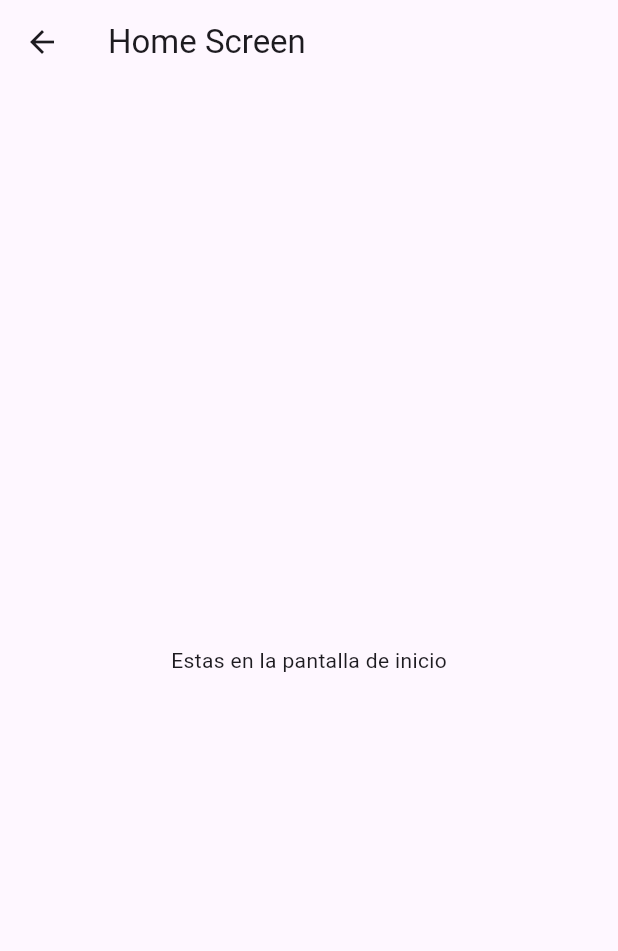
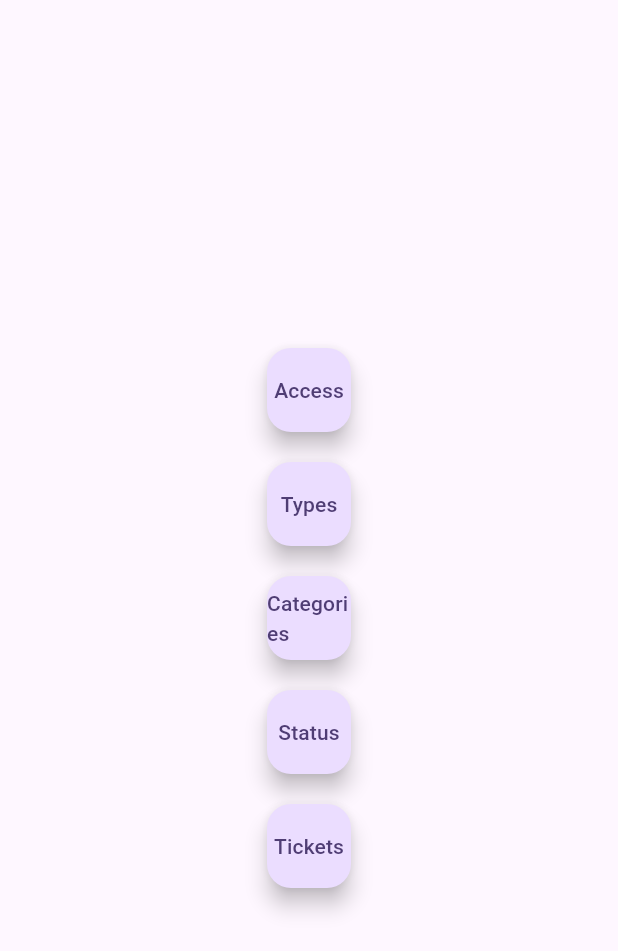
Before and after one commit to Nanitaaaa/proyecto_movil, a Flutter app: the HomeScreen screen opened directly, on a phone screen of 412 x 824 dp. Shown: the top 951 px of the screen. Run offline on Flutter 3.47's test engine with Material 3 defaults, Android fonts, the phone set to English and light mode, and no system bars; our stand-ins replace dio, google_sign_in, logger, shared_preferences; accounts and stored records are empty.

Commit message:
rest_service

```diff
--- /dev/null
+++ b/movil_app/lib/models/access.dart
@@ -0,0 +1,33 @@
+import 'dart:convert';
+
+List<Access> accessFromJson(String str) => List<Access>.from(json.decode(str).map((x) => Access.fromJson(x)));
+
+String accessToJson(List<Access> data) => json.encode(List<dynamic>.from(data.map((x) => x.toJson())));
+
+class Access {
+    String ip;
+    String userAgent;
+    String requestUri;
+    DateTime created;
+
+    Access({
+        required this.ip,
+        required this.userAgent,
+        required this.requestUri,
+        required this.created,
+    });
+
+    factory Access.fromJson(Map<String, dynamic> json) => Access(
+        ip: json["ip"],
+        userAgent: json["userAgent"],
+        requestUri: json["requestUri"],
+        created: DateTime.parse(json["created"]),
+    );
+
+    Map<String, dynamic> toJson() => {
+        "ip": ip,
+        "userAgent": userAgent,
+        "requestUri": requestUri,
+        "created": created.toIso8601String(),
+    };
+}
--- /dev/null
+++ b/movil_app/lib/models/categories.dart
@@ -0,0 +1,29 @@
+import 'dart:convert';
+
+List<Categories> categoriesFromJson(String str) => List<Categories>.from(json.decode(str).map((x) => Categories.fromJson(x)));
+
+String categoriesToJson(List<Categories> data) => json.encode(List<dynamic>.from(data.map((x) => x.toJson())));
+
+class Categories {
+    String token;
+    String name;
+    String description;
+
+    Categories({
+        required this.token,
+        required this.name,
+        required this.description,
+    });
+
+    factory Categories.fromJson(Map<String, dynamic> json) => Categories(
+        token: json["token"],
+        name: json["name"],
+        description: json["description"],
+    );
+
+    Map<String, dynamic> toJson() => {
+        "token": token,
+        "name": name,
+        "description": description,
+    };
+}
--- /dev/null
+++ b/movil_app/lib/models/status.dart
@@ -0,0 +1,5 @@
+import 'dart:convert';
+
+List<String> statusFromJson(String str) => List<String>.from(json.decode(str).map((x) => x));
+
+String statusToJson(List<String> data) => json.encode(List<dynamic>.from(data.map((x) => x)));
--- /dev/null
+++ b/movil_app/lib/models/tickets.dart
@@ -0,0 +1,85 @@
+// To parse this JSON data, do
+//
+//     final ticket = ticketFromJson(jsonString);
+
+import 'dart:convert';
+
+Ticket ticketFromJson(String str) => Ticket.fromJson(json.decode(str));
+
+String ticketToJson(Ticket data) => json.encode(data.toJson());
+
+class Ticket {
+    String type;
+    String subject;
+    String message;
+    Category category;
+    String token;
+    String status;
+    String response;
+    List<String> attachedTokens;
+    DateTime created;
+    DateTime updated;
+
+    Ticket({
+        required this.type,
+        required this.subject,
+        required this.message,
+        required this.category,
+        required this.token,
+        required this.status,
+        required this.response,
+        required this.attachedTokens,
+        required this.created,
+        required this.updated,
+    });
+
+    factory Ticket.fromJson(Map<String, dynamic> json) => Ticket(
+        type: json["type"],
+        subject: json["subject"],
+        message: json["message"],
+        category: Category.fromJson(json["category"]),
+        token: json["token"],
+        status: json["status"],
+        response: json["response"],
+        attachedTokens: List<String>.from(json["attachedTokens"].map((x) => x)),
+        created: DateTime.parse(json["created"]),
+        updated: DateTime.parse(json["updated"]),
+    );
+
+    Map<String, dynamic> toJson() => {
+        "type": type,
+        "subject": subject,
+        "message": message,
+        "category": category.toJson(),
+        "token": token,
+        "status": status,
+        "response": response,
+        "attachedTokens": List<dynamic>.from(attachedTokens.map((x) => x)),
+        "created": created.toIso8601String(),
+        "updated": updated.toIso8601String(),
+    };
+}
+
+class Category {
+    String token;
+    String name;
+    String description;
+
+    Category({
+        required this.token,
+        required this.name,
+        required this.description,
+    });
+
+    factory Category.fromJson(Map<String, dynamic> json) => Category(
+        token: json["token"],
+        name: json["name"],
+        description: json["description"],
+    );
+
+    Map<String, dynamic> toJson() => {
+        "token": token,
+        "name": name,
+        "description": description,
+    };
+}
--- /dev/null
+++ b/movil_app/lib/models/types.dart
@@ -0,0 +1,5 @@
+import 'dart:convert';
+
+List<String> typesFromJson(String str) => List<String>.from(json.decode(str).map((x) => x));
+
+String typesToJson(List<String> data) => json.encode(List<dynamic>.from(data.map((x) => x)));
--- a/movil_app/lib/screens/home_screen.dart
+++ b/movil_app/lib/screens/home_screen.dart
@@ -1,15 +1,78 @@
+
 import 'package:flutter/material.dart';
+import 'package:movil_app/models/access.dart';
+import 'package:movil_app/models/categories.dart';
+import 'package:movil_app/models/tickets.dart'; // Asegúrate de importar el modelo Ticket;
+import 'package:movil_app/services/rest_service.dart';
+import 'package:logger/logger.dart';
+
+
+
 
 class HomeScreen extends StatelessWidget {
+  static final Logger _logger = Logger();
+
   const HomeScreen({super.key});
+
   @override
   Widget build(BuildContext context) {
     return Scaffold(
-      appBar: AppBar(
-        title: const Text('Home Screen'),
-      ),
-      body: const Center(
-        child: Text("Estas en la pantalla de inicio"),
+      body: Center(
+        child: Column(
+          mainAxisSize: MainAxisSize.min,
+          children: [
+            FloatingActionButton(
+              onPressed: () {
+                Future<List<Access>> future = RestServiceAccess.access();
+                future.whenComplete(() {
+                  _logger.i('Termine');
+                });
+              },
+              child: const Text('Access'),
+            ),
+            const SizedBox(height: 20), // Espacio entre los botones
+            FloatingActionButton(
+              onPressed: () {
+                Future<void> future = RestServiceTypes.access();
+                future.whenComplete(() {
+                  _logger.i('Termine');
+                });
+              },
+              child: const Text('Types'),
+            ),
+            const SizedBox(height: 20), // Espacio entre los botones
+            FloatingActionButton(
+              onPressed: () {
+                Future<List<Categories>> future = RestServiceCategories.access();
+                future.whenComplete(() {
+                  _logger.i('Termine');
+                });
+              },
+              child: const Text('Categories'),
+            ),
+            const SizedBox(height: 20), // Espacio entre los botones
+            FloatingActionButton(
+              onPressed: () {
+                Future<void> future = RestServiceStatus.access();
+                future.whenComplete(() {
+                  _logger.i('Termine');
+                });
+              },
+              child: const Text('Status'),
+            ),
+            const SizedBox(height: 20), // Espacio entre los botones
+            FloatingActionButton(
+              onPressed: ()  {
+                Future<List<Ticket>> future = RestServiceTickets.getAllTickets();
+                future.whenComplete(() {
+                  _logger.i('Termine');
+                });
+
+              },
+              child: const Text('Tickets'),
+            ),
+          ],
+        ),
       ),
     );
   }
--- /dev/null
+++ b/movil_app/lib/services/rest_service.dart
@@ -0,0 +1,251 @@
+import 'dart:convert';
+import 'package:logger/logger.dart';
+import 'package:dio/dio.dart';
+import 'package:movil_app/models/access.dart';
+import 'package:shared_preferences/shared_preferences.dart';
+import 'package:movil_app/models/types.dart';
+import 'package:movil_app/models/categories.dart';
+import 'package:movil_app/models/status.dart';
+import 'package:movil_app/models/tickets.dart';
+
+
+class RestServiceAccess {
+  static final Dio _client = Dio();
+  static final Logger _logger = Logger();
+
+  static const String _mime = 'application/json';
+  static const String _baseUrl = 'https://api.sebastian.cl/oirs-utem';
+
+  static Future<List<Access>> access() async {
+  List<Access> list = [];
+  _client.interceptors.add(LogInterceptor(
+    request: true,
+    requestBody: true,
+    responseBody: true,
+    requestHeader: true,
+    responseHeader: true,
+  ));
+  SharedPreferences instance = await SharedPreferences.getInstance();
+  final String idToken = instance.getString('idToken') ?? '';
+
+  if (idToken.isNotEmpty) {
+    const String url = '$_baseUrl/v1/info/access';
+    Map<String, String> headers = {'accept': _mime, 'Authorization': idToken};
+
+    Response<String> response = await _client.get(url, options: Options(headers: headers));
+    final int httpCode = response.statusCode ?? 400;
+
+    if (httpCode == 200 && httpCode < 300) {
+      final String responseJSON = response.data ?? '';
+      list = List<Access>.from(json.decode(responseJSON).map((x) => Access.fromJson(x)));
+      for (Access access in list) {
+        _logger.i("IP: ${access.ip}, URI: ${access.requestUri}");
+      }
+    }
+  }
+  return list;
+  }
+}
+
+
+class RestServiceTypes {
+  static final Dio _client = Dio();
+  static final Logger _logger = Logger();
+
+  static const String _mime = 'application/json';
+  static const String _baseUrl = 'https://api.sebastian.cl/oirs-utem';
+
+   static Future<List<String>> access() async {
+    List<String> list = [];
+    _client.interceptors.add(LogInterceptor(
+      request: true,
+      requestBody: true,
+      responseBody: true,
+      requestHeader: true,
+      responseHeader: true,
+    ));
+
+    SharedPreferences instance = await SharedPreferences.getInstance();
+    String idToken = instance.getString('idToken') ?? '';
+
+    if (idToken.isNotEmpty) {
+      const String url = '$_baseUrl/v1/info/types';
+      Map<String, String> headers = {'accept': _mime, 'Authorization': idToken};
+
+      Response<String> response = await _client.get(url, options: Options(headers: headers));
+      final int httpCode = response.statusCode ?? 400;
+
+      if (httpCode == 200 && httpCode < 300) {
+        final String responseJSON = response.data ?? '';
+        list = typesFromJson(responseJSON);
+         for (String type in list) {
+          _logger.i("Type: $type");
+
+        }
+      }
+    }
+  return list;
+}
+}
+class RestServiceCategories {
+  static final Dio _client = Dio();
+  static final Logger _logger = Logger();
+
+  static const String _mime = 'application/json';
+  static const String _baseUrl = 'https://api.sebastian.cl/oirs-utem';
+
+  static Future<List<Categories>> access() async {
+    List<Categories> list = [];
+
+    _client.interceptors.add(LogInterceptor(
+      request: true,
+      requestBody: true,
+      responseBody: true,
+      requestHeader: true,
+      responseHeader: true,
+    ));
+
+    SharedPreferences instance = await SharedPreferences.getInstance();
+    String idToken = instance.getString('idToken') ?? '';
+
+    if (idToken.isNotEmpty) {
+      const String url = '$_baseUrl/v1/info/categories';
+      Map<String, String> headers = {'accept': _mime, 'Authorization': idToken};
+
+      Response<String> response = await _client.get(url, options: Options(headers: headers));
+      final int httpCode = response.statusCode ?? 400;
+
+      if (httpCode == 200 && httpCode < 300) {
+        final String responseJSON = response.data ?? '';
+        list = List<Categories>.from(json.decode(responseJSON).map((x) => Categories.fromJson(x)));
+
+        for (Categories category in list) {
+          _logger.i("Category Name: ${category.name}, Description: ${category.description}");
+        }
+      }
+    }
+
+    return list;
+  }
+}
+class RestServiceStatus {
+  static final Dio _client = Dio();
+  static final Logger _logger = Logger();
+
+  static const String _mime = 'application/json';
+  static const String _baseUrl = 'https://api.sebastian.cl/oirs-utem';
+
+  static Future<List<String>> access() async {
+    List<String> list = [];
+    _client.interceptors.add(LogInterceptor(
+      request: true,
+      requestBody: true,
+      responseBody: true,
+      requestHeader: true,
+      responseHeader: true,
+    ));
+
+    SharedPreferences instance = await SharedPreferences.getInstance();
+    String idToken = instance.getString('idToken') ?? '';
+
+    if (idToken.isNotEmpty) {
+      const String url = '$_baseUrl/v1/info/status';
+      Map<String, String> headers = {'accept': _mime, 'Authorization': idToken};
+
+      Response<String> response = await _client.get(url, options: Options(headers: headers));
+      final int httpCode = response.statusCode ?? 400;
+
+      if (httpCode == 200 && httpCode < 300) {
+        final String responseJSON = response.data ?? '';
+        list=statusFromJson(responseJSON);
+        for (String status in list) {
+          _logger.i("Status: $status");
+        }
+      }
+    }
+
+    return list;
+  }
+}
+class RestServiceTickets {
+  static final Dio _client = Dio();
+  static final Logger _logger = Logger();
+
+  static const String _mime = 'application/json';
+  static const String _baseUrl = 'https://api.sebastian.cl/oirs-utem';
+
+  static Future<List<Ticket>> getAllTickets() async {
+    List<Ticket> allTickets = [];
+
+    SharedPreferences instance = await SharedPreferences.getInstance();
+    String idToken = instance.getString('idToken') ?? '';
+
+    if (idToken.isEmpty) {
+      _logger.e("No valid ID token found.");
+      return allTickets;
+    }
+
+    List<Categories> categories = await RestServiceCategories.access();
+    List<String> types = await RestServiceTypes.access();
+    List<String> statuses = await RestServiceStatus.access();
+
+    for (var category in categories) {
+      for (var type in types) {
+        for (var status in statuses) {
+          _logger.i("Bucando categoria por nombre: ${category.name}, Type: $type, Status: $status");
+
+          List<Ticket> tickets = await getTickets(category.token, type, status);
+          allTickets.addAll(tickets);
+
+          for (var ticket in tickets) {
+            _logger.i("Ticket Subject: ${ticket.subject}, Status: ${ticket.status}, Type: ${ticket.type}, Category: ${category.name}");
+          }
+        }
+      }
+    }
+
+    return allTickets;
+  }
+
+  static Future<List<Ticket>> getTickets(String categoryToken, String type, String status) async {
+    List<Ticket> list = [];
+
+    _client.interceptors.add(LogInterceptor(
+      request: true,
+      requestBody: true,
+      responseBody: true,
+      requestHeader: true,
+      responseHeader: true,
+    ));
+
+    SharedPreferences instance = await SharedPreferences.getInstance();
+    String idToken = instance.getString('idToken') ?? '';
+
+    if (idToken.isNotEmpty) {
+      final String url = '$_baseUrl/v1/icso/$categoryToken/tickets';
+      Map<String, String> headers = {'accept': _mime, 'Authorization': idToken};
+
+      try {
+        Response<String> response = await _client.get(
+          url,
+          options: Options(headers: headers),
+          queryParameters: {
+            'type': type,
+            'status': status,
+          },
+        );
+
+        final int httpCode = response.statusCode ?? 400;
+
+        if (httpCode == 200 && httpCode < 300) {
+          final String responseJSON = response.data ?? '';
+          list = List<Ticket>.from(json.decode(responseJSON).map((x) => Ticket.fromJson(x)));
+        }
+      } catch (e) {
+        _logger.e("ERROR AL ENCONTRAR EL TICKET: $e");
+      }
+    }
+
+    return list;
+  }
+}
--- a/movil_app/pubspec.yaml
+++ b/movil_app/pubspec.yaml
@@ -38,6 +38,7 @@ dependencies:
   google_sign_in: ^6.2.1
   logger: ^2.4.0
   shared_preferences: ^2.3.2
+  dio: ^5.7.0
 
 dev_dependencies:
   flutter_test:
```
Also changed, not shown: movil_app/lib/main.dart (+0 -88 lines), movil_app/lib/screens/login_screen.dart (+2 -9 lines), movil_app/lib/services/storage_service.dart (added, +17 -0 lines), movil_app/pubspec.lock, 1 other file.
